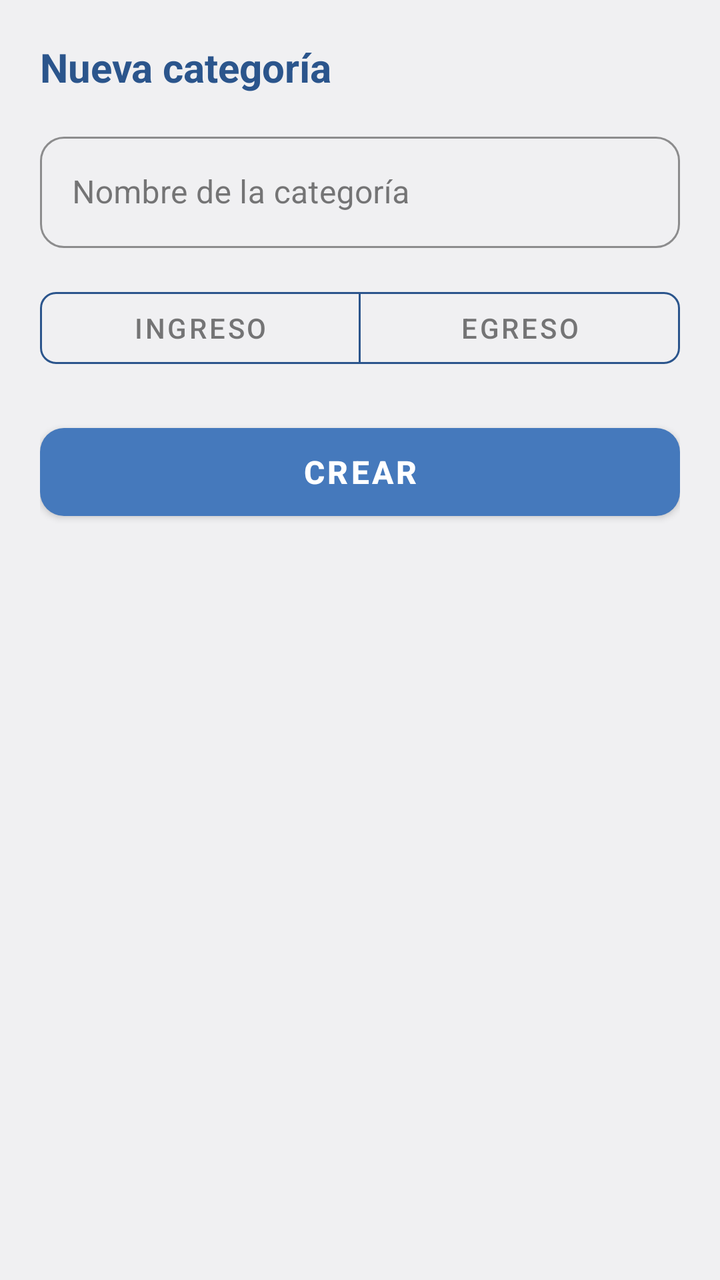
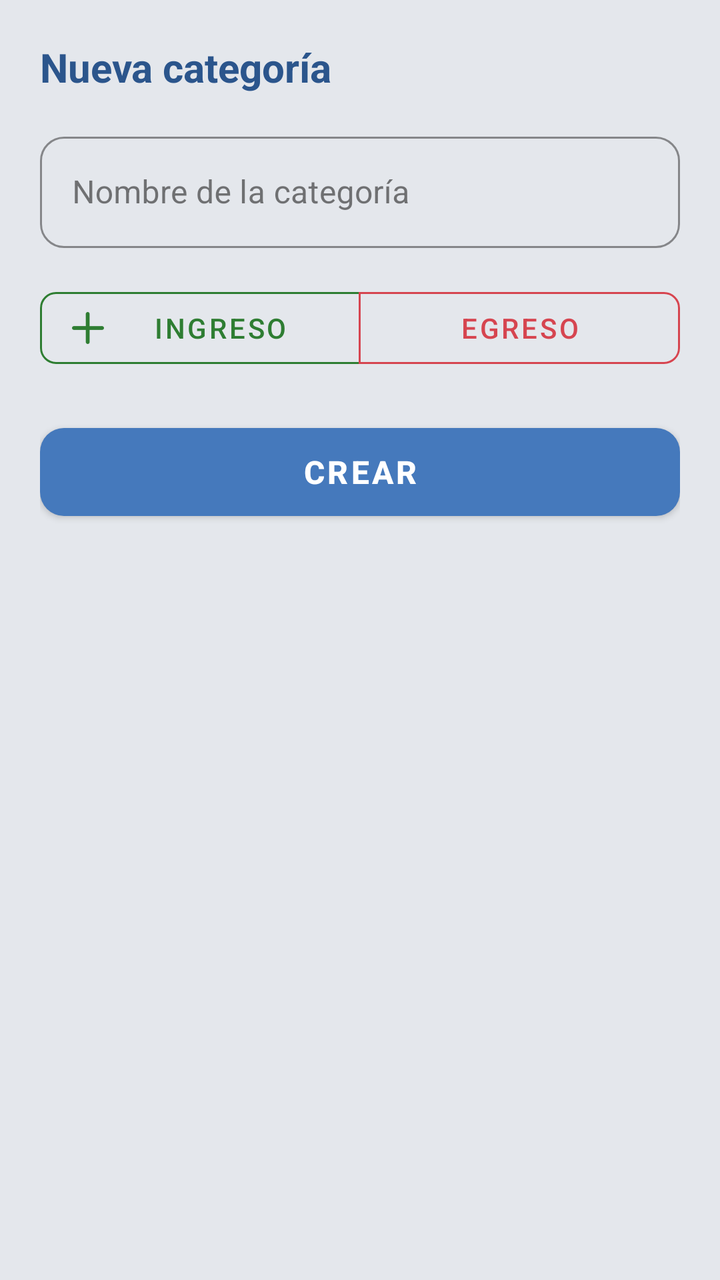

Compare the two renders of this Android layout. The source of the first and the diff that turns it into the second are given below.
<!-- AndroidManifest.xml: application theme Theme.Finanzas_independientes_app -->
<!-- res/layout/dialog_create_categoria.xml -->
<?xml version="1.0" encoding="utf-8"?>
<LinearLayout
    xmlns:android="http://schemas.android.com/apk/res/android"
    xmlns:app="http://schemas.android.com/apk/res-auto"
    android:layout_width="match_parent"
    android:layout_height="wrap_content"
    android:orientation="vertical"
    android:padding="20dp">

    <TextView
        android:layout_width="wrap_content"
        android:layout_height="wrap_content"
        android:text="Nueva categoría"
        android:textColor="@color/blue_dark"
        android:textSize="20sp"
        android:textStyle="bold"
        android:layout_marginBottom="16dp" />

    
    <com.google.android.material.textfield.TextInputLayout
        android:id="@+id/tilNombre"
        style="@style/Widget.MaterialComponents.TextInputLayout.OutlinedBox"
        android:layout_width="match_parent"
        android:layout_height="wrap_content"
        android:layout_marginBottom="16dp"
        android:hint="Nombre de la categoría"
        app:boxStrokeColor="@color/blue_dark"
        app:hintTextColor="@color/blue_dark"
        app:boxCornerRadiusTopStart="12dp"
        app:boxCornerRadiusTopEnd="12dp"
        app:boxCornerRadiusBottomStart="12dp"
        app:boxCornerRadiusBottomEnd="12dp">

        <com.google.android.material.textfield.TextInputEditText
            android:id="@+id/etNombre"
            android:layout_width="match_parent"
            android:layout_height="wrap_content"
            android:inputType="textCapSentences" />
    </com.google.android.material.textfield.TextInputLayout>

    
    <com.google.android.material.button.MaterialButtonToggleGroup
        android:id="@+id/toggleTipo"
        android:layout_width="match_parent"
        android:layout_height="wrap_content"
        android:layout_marginBottom="20dp"
        app:singleSelection="true"
        app:selectionRequired="true">

        <com.google.android.material.button.MaterialButton
            android:id="@+id/btnTipoIngreso"
            style="@style/Widget.MaterialComponents.Button.OutlinedButton"
            android:layout_width="0dp"
            android:layout_height="wrap_content"
            android:layout_weight="1"
            android:text="Ingreso"
            android:textSize="14sp"
            app:strokeColor="@color/blue_dark"
            app:cornerRadius="8dp" />

        <com.google.android.material.button.MaterialButton
            android:id="@+id/btnTipoEgreso"
            style="@style/Widget.MaterialComponents.Button.OutlinedButton"
            android:layout_width="0dp"
            android:layout_height="wrap_content"
            android:layout_weight="1"
            android:text="Egreso"
            android:textSize="14sp"
            app:strokeColor="@color/blue_dark"
            app:cornerRadius="8dp" />

    </com.google.android.material.button.MaterialButtonToggleGroup>

    
    <com.google.android.material.button.MaterialButton
        android:id="@+id/btnCrear"
        style="@style/Widget.App.Button"
        android:layout_width="match_parent"
        android:layout_height="56dp"
        android:text="Crear" />

</LinearLayout>
<!-- resources referenced by this layout -->
<resources>
  <color name="blue_dark">#2B558C</color>
  <style name="Widget.App.Button" parent="Widget.MaterialComponents.Button">
          <item name="android:minHeight">56dp</item>
          <item name="backgroundTint">@color/blue_primary</item>
          <item name="android:textColor">@color/white</item>
          <item name="android:textSize">16sp</item>
          <item name="android:textStyle">bold</item>
          <item name="shapeAppearance">@style/ShapeAppearance.App.MediumComponent</item>
      </style>
  <style name="Theme.Finanzas_independientes_app" parent="Base.Theme.Finanzas_independientes_app" />
  <color name="blue_primary">#4579BC</color>
  <color name="white">#FFFFFF</color>
  <style name="ShapeAppearance.App.MediumComponent" parent="ShapeAppearance.Material3.MediumComponent">
          <item name="cornerSize">12dp</item>
      </style>
  <style name="Base.Theme.Finanzas_independientes_app" parent="Theme.Material3.DayNight.NoActionBar">
          <item name="colorPrimary">@color/blue_primary</item>
          <item name="colorOnPrimary">@color/white</item>
          <item name="colorSecondary">@color/blue_dark</item>
          <item name="colorOnSecondary">@color/white</item>
          <item name="colorSurface">@color/surface</item>
          <item name="colorOnSurface">@color/on_surface</item>
          <item name="colorSurfaceVariant">@color/surface_variant</item>
          <item name="colorOnSurfaceVariant">@color/on_surface_variant</item>
          <item name="android:colorBackground">@color/background</item>
          <item name="colorError">@color/error_red</item>
          <item name="colorOutline">@color/outline</item>
      </style>
  <color name="surface">#FFFFFF</color>
  <color name="on_surface">#222222</color>
  <color name="surface_variant">#F0F0F2</color>
  <color name="on_surface_variant">#555555</color>
  <color name="background">#F0F0F2</color>
  <color name="error_red">#B00020</color>
  <color name="outline">#C4C4C4</color>
</resources>

<!-- the commit's change to res/layout/dialog_create_categoria.xml (unified diff, before → after) -->
@@ -55,7 +55,11 @@
             android:layout_weight="1"
             android:text="Ingreso"
             android:textSize="14sp"
-            app:strokeColor="@color/blue_dark"
+            android:textColor="@color/health_positive"
+            app:icon="@drawable/ic_add"
+            app:iconTint="@color/health_positive"
+            app:iconSize="16dp"
+            app:strokeColor="@color/health_positive"
             app:cornerRadius="8dp" />
 
         <com.google.android.material.button.MaterialButton
@@ -66,7 +70,8 @@
             android:layout_weight="1"
             android:text="Egreso"
             android:textSize="14sp"
-            app:strokeColor="@color/blue_dark"
+            android:textColor="@color/health_danger"
+            app:strokeColor="@color/health_danger"
             app:cornerRadius="8dp" />
 
     </com.google.android.material.button.MaterialButtonToggleGroup>
<!-- resource entries referenced after the edit -->
@@ -1,6 +1,9 @@
 <!-- resources referenced by this layout -->
 <resources>
   <color name="blue_dark">#2B558C</color>
+  <color name="health_danger">#D64550</color>
+  <color name="health_positive">#2E7D32</color>
+  <!-- drawable ic_add: png bitmap (drawable, 550 bytes) -->
   <style name="Widget.App.Button" parent="Widget.MaterialComponents.Button">
           <item name="android:minHeight">56dp</item>
           <item name="backgroundTint">@color/blue_primary</item>
@@ -18,22 +21,30 @@
   <style name="Base.Theme.Finanzas_independientes_app" parent="Theme.Material3.DayNight.NoActionBar">
           <item name="colorPrimary">@color/blue_primary</item>
           <item name="colorOnPrimary">@color/white</item>
+          <item name="colorPrimaryContainer">@color/primary_container</item>
+          <item name="colorOnPrimaryContainer">@color/on_primary_container</item>
           <item name="colorSecondary">@color/blue_dark</item>
           <item name="colorOnSecondary">@color/white</item>
           <item name="colorSurface">@color/surface</item>
           <item name="colorOnSurface">@color/on_surface</item>
           <item name="colorSurfaceVariant">@color/surface_variant</item>
           <item name="colorOnSurfaceVariant">@color/on_surface_variant</item>
+          <item name="colorSurfaceContainer">@color/surface_container</item>
           <item name="android:colorBackground">@color/background</item>
           <item name="colorError">@color/error_red</item>
           <item name="colorOutline">@color/outline</item>
+          <item name="colorOutlineVariant">@color/outline_variant</item>
       </style>
+  <color name="primary_container">#DCE7F3</color>
+  <color name="on_primary_container">#0F2942</color>
   <color name="surface">#FFFFFF</color>
   <color name="on_surface">#222222</color>
-  <color name="surface_variant">#F0F0F2</color>
+  <color name="surface_variant">#E4E7EC</color>
   <color name="on_surface_variant">#555555</color>
-  <color name="background">#F0F0F2</color>
+  <color name="surface_container">#E8E9ED</color>
+  <color name="background">#E4E7EC</color>
   <color name="error_red">#B00020</color>
   <color name="outline">#C4C4C4</color>
+  <color name="outline_variant">#E0E0E0</color>
 </resources>
 
